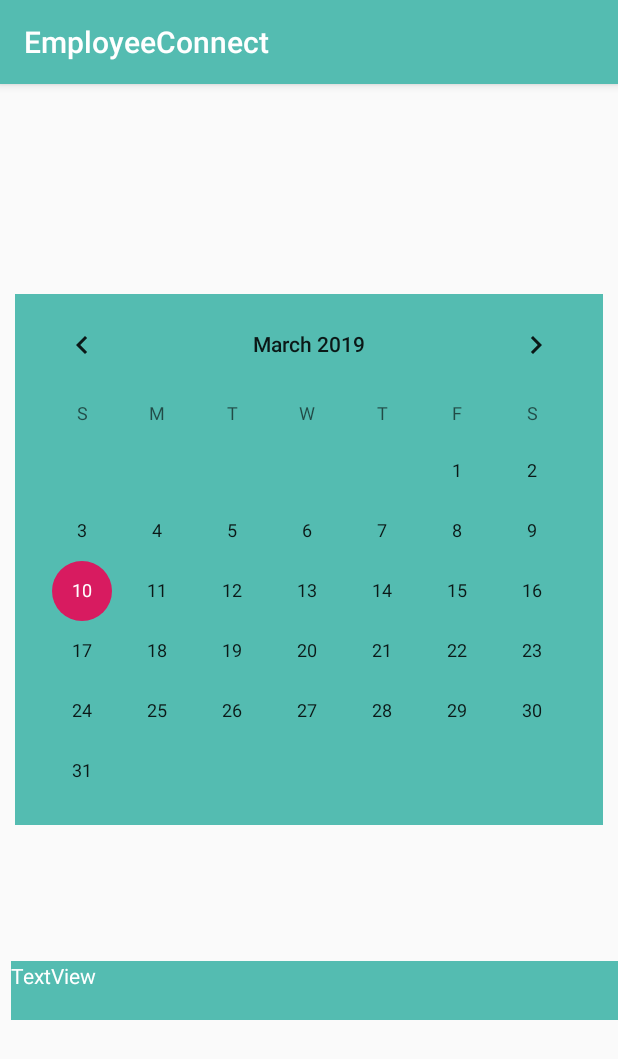
After one commit to PabloWinter/Employee-Connect, an Android app: the ScheduleActivity screen opened directly, with no data from a screen before it, on a phone screen of 412 x 824 dp. The commit adds this screen. Shown: the top 1059 px of the screen. Run offline under Robolectric (Android 15) with nearby library versions, the phone set to English and light mode, and no system bars.

Commit message:
UI phase for schedule

```diff
--- a/EmployeeConnect/app/build.gradle
+++ b/EmployeeConnect/app/build.gradle
@@ -22,6 +22,7 @@ dependencies {
     implementation fileTree(dir: 'libs', include: ['*.jar'])
     implementation 'com.android.support:appcompat-v7:28.0.0'
     implementation 'com.android.support.constraint:constraint-layout:1.1.3'
+    implementation 'com.android.support:design:28.0.0'
     testImplementation 'junit:junit:4.12'
     androidTestImplementation 'com.android.support.test:runner:1.0.2'
     androidTestImplementation 'com.android.support.test.espresso:espresso-core:3.0.2'
--- /dev/null
+++ b/EmployeeConnect/app/src/main/java/ca/bvc/employeeconnect/ScheduleActivity.java
@@ -0,0 +1,13 @@
+package ca.bvc.employeeconnect;
+
+import android.support.v7.app.AppCompatActivity;
+import android.os.Bundle;
+
+public class ScheduleActivity extends AppCompatActivity {
+
+    @Override
+    protected void onCreate(Bundle savedInstanceState) {
+        super.onCreate(savedInstanceState);
+        setContentView(R.layout.activity_schedule);
+    }
+}
--- /dev/null
+++ b/EmployeeConnect/app/src/main/res/layout/activity_schedule.xml
@@ -0,0 +1,37 @@
+<?xml version="1.0" encoding="utf-8"?>
+<android.support.constraint.ConstraintLayout xmlns:android="http://schemas.android.com/apk/res/android"
+    xmlns:app="http://schemas.android.com/apk/res-auto"
+    xmlns:tools="http://schemas.android.com/tools"
+    android:layout_width="match_parent"
+    android:layout_height="match_parent"
+    tools:context=".ScheduleActivity">
+
+    <CalendarView
+        android:id="@+id/calendarView"
+        android:layout_width="392dp"
+        android:layout_height="354dp"
+        android:layout_marginStart="9dp"
+        android:layout_marginTop="122dp"
+        android:layout_marginEnd="10dp"
+        android:layout_marginBottom="256dp"
+        android:background="@color/colorPrimary"
+        app:layout_constraintBottom_toBottomOf="parent"
+        app:layout_constraintEnd_toEndOf="parent"
+        app:layout_constraintHorizontal_bias="1.0"
+        app:layout_constraintStart_toStartOf="parent"
+        app:layout_constraintTop_toTopOf="parent" />
+
+    <TextView
+        android:id="@+id/textView"
+        android:layout_width="416dp"
+        android:layout_height="39dp"
+        android:layout_marginStart="7dp"
+        android:layout_marginBottom="144dp"
+        android:background="@color/colorPrimary"
+        android:text="TextView"
+        android:textColor="@android:color/background_light"
+        app:layout_constraintBottom_toBottomOf="parent"
+        app:layout_constraintEnd_toEndOf="parent"
+        app:layout_constraintHorizontal_bias="0.0"
+        app:layout_constraintStart_toStartOf="parent" />
+</android.support.constraint.ConstraintLayout>
--- a/EmployeeConnect/app/src/main/res/values/colors.xml
+++ b/EmployeeConnect/app/src/main/res/values/colors.xml
@@ -1,6 +1,6 @@
 <?xml version="1.0" encoding="utf-8"?>
 <resources>
-    <color name="colorPrimary">#008577</color>
+    <color name="colorPrimary">#54BCB1</color>
     <color name="colorPrimaryDark">#00574B</color>
     <color name="colorAccent">#D81B60</color>
 </resources>
--- /dev/null
+++ b/EmployeeConnect/app/src/main/res/values/dimens.xml
@@ -0,0 +1,3 @@
+<resources>
+    <dimen name="fab_margin">16dp</dimen>
+</resources>
--- a/EmployeeConnect/app/src/main/res/values/strings.xml
+++ b/EmployeeConnect/app/src/main/res/values/strings.xml
@@ -1,3 +1,5 @@
 <resources>
     <string name="app_name">EmployeeConnect</string>
+    <string name="title_activity_schedule">ScheduleActivity</string>
+    <string name="action_settings">Settings</string>
 </resources>
```
Also changed, not shown: EmployeeConnect/app/src/main/AndroidManifest.xml (+8 -1 lines), EmployeeConnect/app/src/main/java/ca/bvc/employeeconnect/MainActivity.java (+16 -0 lines), EmployeeConnect/app/src/main/res/layout/activity_main.xml (+42 -4 lines), EmployeeConnect/app/src/main/res/menu/menu_schedule.xml (added, +10 -0 lines), EmployeeConnect/app/src/main/res/values/styles.xml (+9 -0 lines), EmployeeConnect/app/src/main/res/drawable/login_image.jpg (added).
